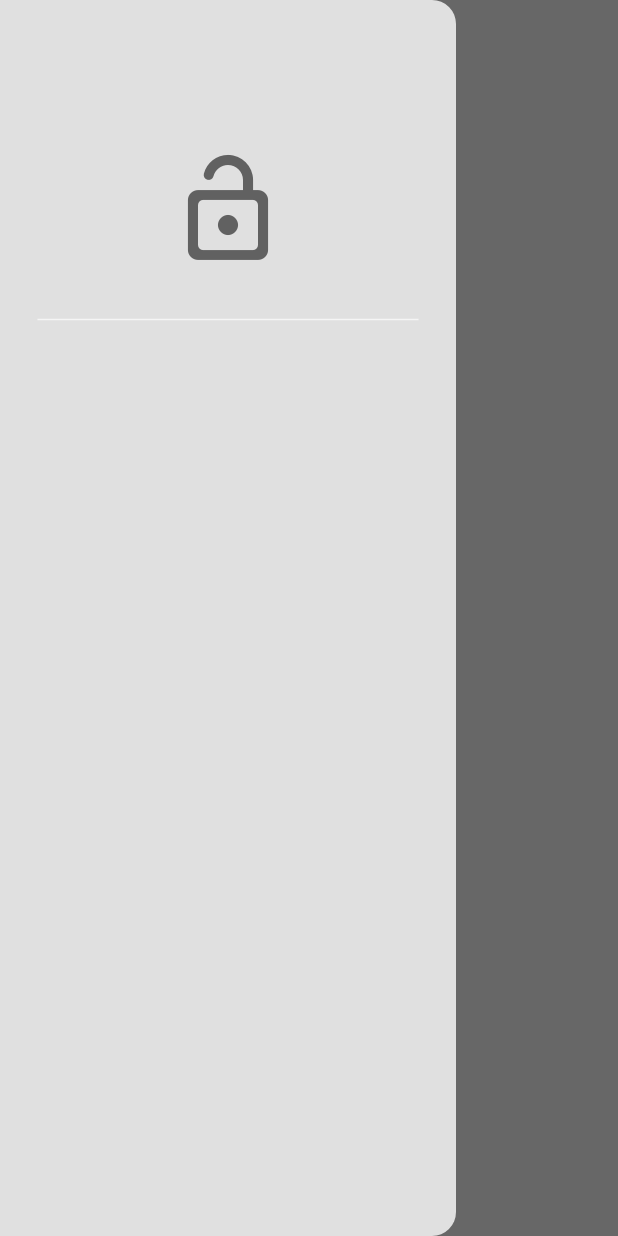
After one commit to YacineKat/Food-App, a Flutter app: the HomePage screen opened directly, with the side drawer open, on a phone screen of 412 x 824 dp. The commit adds this screen. Run offline on Flutter 3.47's test engine with Material 3 defaults, Android fonts, the phone set to English and light mode, and no system bars.

Commit message:
i add register page and home page(just drawer)

```diff
--- /dev/null
+++ b/lib/components/my_drawer.dart
@@ -0,0 +1,36 @@
+import 'package:flutter/material.dart';
+
+class MyDrawer extends StatelessWidget {
+  const MyDrawer({super.key});
+
+  @override
+  Widget build(BuildContext context) {
+    return Drawer(
+      backgroundColor: Theme.of(context).colorScheme.surface,
+      child: Column(
+        children: [
+          // app logo
+          Padding(
+            padding: const EdgeInsets.only(top: 100.0),
+            child: Icon(
+              Icons.lock_open_rounded,
+              size: 80,
+              color: Theme.of(context).colorScheme.inversePrimary,
+            ),
+          ),
+          Padding(
+            padding: const EdgeInsets.all(25.0),
+            child: Divider(
+              color: Theme.of(context).colorScheme.secondary,
+            ),
+          )
+          // home list tile
+
+          // settings list tile
+
+          // logout list title
+        ],
+      ),
+    );
+  }
+}
--- a/lib/main.dart
+++ b/lib/main.dart
@@ -1,5 +1,5 @@
 import 'package:flutter/material.dart';
-import 'package:fs_food_app/pages/login_page.dart';
+import 'package:fs_food_app/auth/login_or_register.dart';
 import 'package:fs_food_app/theme/theme_provider.dart';
 import 'package:provider/provider.dart';
 
@@ -17,7 +17,7 @@ class MyApp extends StatelessWidget {
   Widget build(BuildContext context) {
     return MaterialApp(
       debugShowCheckedModeBanner: false,
-      home: LoginPage(onTap: () {}),
+      home: const LoginOrRegister(),
       theme: Provider.of<ThemeProvider>(context).themeData,
     );
   }
--- /dev/null
+++ b/lib/pages/home_page.dart
@@ -0,0 +1,19 @@
+import 'package:flutter/material.dart';
+import 'package:fs_food_app/components/my_drawer.dart';
+
+class HomePage extends StatefulWidget {
+  const HomePage({super.key});
+
+  @override
+  State<HomePage> createState() => _HomePageState();
+}
+
+class _HomePageState extends State<HomePage> {
+  @override
+  Widget build(BuildContext context) {
+    return Scaffold(
+      appBar: AppBar(title: const Text('Home')),
+      drawer: const MyDrawer(),
+    );
+  }
+}
```
Also changed, not shown: lib/auth/login_or_register.dart (added, +32 -0 lines), lib/pages/login_page.dart (+16 -2 lines), lib/pages/register_page.dart (+88 -1 lines).
